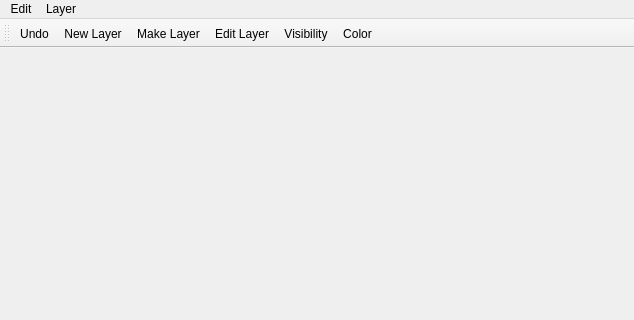
Old version of the form app/gui/mainwindow.ui in the repository mortalisk/geoSketch; both pictures show x 0 to 634 and y 0 to 320 of the 634 by 470 pixel window.
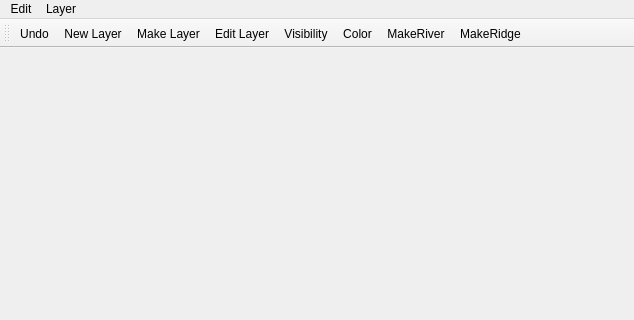
New version of the form. Icons and pictures are not drawn.

Commit message: smooth ridge

Patch:
```diff
--- a/app/gui/mainwindow.ui
+++ b/app/gui/mainwindow.ui
@@ -35,6 +35,8 @@
    <addaction name="actionEditLayer"/>
    <addaction name="actionVisibility"/>
    <addaction name="actionColor"/>
+   <addaction name="actionMakeRiver"/>
+   <addaction name="actionMakeRidge"/>
   </widget>
   <widget class="QMenuBar" name="menuBar">
    <property name="geometry">
@@ -130,6 +132,16 @@
     <string>Edit Layer</string>
    </property>
   </action>
+  <action name="actionMakeRiver">
+   <property name="text">
+    <string>MakeRiver</string>
+   </property>
+  </action>
+  <action name="actionMakeRidge">
+   <property name="text">
+    <string>MakeRidge</string>
+   </property>
+  </action>
  </widget>
  <layoutdefault spacing="6" margin="11"/>
  <resources/>
```
The commit also changes 10 other files.
